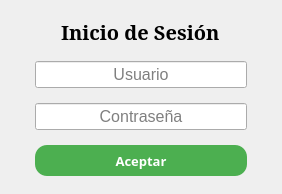
The window that App/Front/ventanasui/inicio_sesion.ui (LAngelVp/ProccessRMPG73) describes before a commit, drawn with Qt 5.
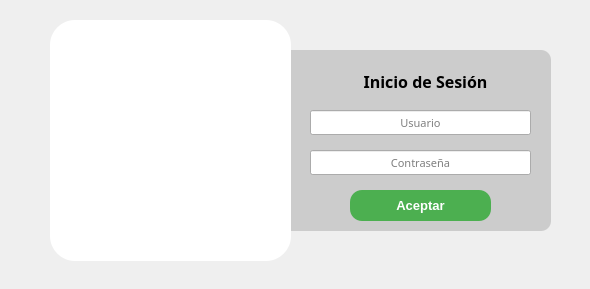
The same window after the commit. Icons and pictures are not drawn.

Commit message: Agregamos el login

Patch:
```diff
--- a/App/Front/ventanasui/inicio_sesion.ui
+++ b/App/Front/ventanasui/inicio_sesion.ui
@@ -6,21 +6,29 @@
    <rect>
     <x>0</x>
     <y>0</y>
-    <width>282</width>
-    <height>177</height>
+    <width>590</width>
+    <height>289</height>
    </rect>
   </property>
   <property name="windowTitle">
    <string>Form</string>
   </property>
   <property name="styleSheet">
-   <string notr="true">#btn_aceptar_ingreso{
+   <string notr="true">#w_login{
+	border-top-right-radius: 10px;
+	border-bottom-right-radius: 10px;
+}
+
+#btn_aceptar_ingreso{
 	background-color: rgb(76, 175, 80);
 	border-radius: 12px;
 	color: rgb(255, 255, 255);
 }
 #btn_aceptar_ingreso:hover{
 	background-color: rgb(0, 194, 12);
+}
+*[objectName *=&quot;btn_manejoventana&quot;]{
+	background-color: transparent;
 }</string>
   </property>
   <layout class="QGridLayout" name="gridLayout">
@@ -41,25 +49,43 @@
    </property>
    <item row="0" column="0">
     <widget class="QWidget" name="widget" native="true">
-     <layout class="QHBoxLayout" name="horizontalLayout">
-      <item alignment="Qt::AlignHCenter">
-       <widget class="QWidget" name="widget_2" native="true">
+     <property name="styleSheet">
+      <string notr="true"/>
+     </property>
+     <widget class="QWidget" name="w_login" native="true">
+      <property name="geometry">
+       <rect>
+        <x>290</x>
+        <y>50</y>
+        <width>261</width>
+        <height>181</height>
+       </rect>
+      </property>
         <property name="minimumSize">
          <size>
           <width>230</width>
           <height>0</height>
          </size>
         </property>
-        <layout class="QVBoxLayout" name="verticalLayout">
-         <property name="spacing">
-          <number>15</number>
-         </property>
-         <item alignment="Qt::AlignHCenter">
+      <property name="styleSheet">
+       <string notr="true">#w_login{
+	background-color: rgb(204, 204, 204);
+	box-shadow: 5px 5px 50px rgba(0, 0, 0, 20);
+}</string>
+      </property>
           <widget class="QLabel" name="label">
+       <property name="geometry">
+        <rect>
+         <x>50</x>
+         <y>20</y>
+         <width>171</width>
+         <height>23</height>
+        </rect>
+       </property>
            <property name="font">
             <font>
-             <family>MS Serif</family>
-             <pointsize>15</pointsize>
+         <family>Lucida Sans Typewriter</family>
+         <pointsize>12</pointsize>
              <weight>75</weight>
              <bold>true</bold>
             </font>
@@ -67,13 +93,23 @@
            <property name="text">
             <string>Inicio de Sesión</string>
            </property>
-          </widget>
-         </item>
-         <item>
+       <property name="alignment">
+        <set>Qt::AlignCenter</set>
+       </property>
+      </widget>
           <widget class="QLineEdit" name="txt_usuario">
+       <property name="geometry">
+        <rect>
+         <x>20</x>
+         <y>60</y>
+         <width>221</width>
+         <height>25</height>
+        </rect>
+       </property>
            <property name="font">
             <font>
-             <pointsize>12</pointsize>
+         <family>Lucida Sans</family>
+         <pointsize>8</pointsize>
             </font>
            </property>
            <property name="alignment">
@@ -83,12 +119,19 @@
             <string>Usuario</string>
            </property>
           </widget>
-         </item>
-         <item>
           <widget class="QLineEdit" name="txt_usuarioPassword">
+       <property name="geometry">
+        <rect>
+         <x>20</x>
+         <y>100</y>
+         <width>221</width>
+         <height>25</height>
+        </rect>
+       </property>
            <property name="font">
             <font>
-             <pointsize>12</pointsize>
+         <family>Lucida Sans</family>
+         <pointsize>8</pointsize>
             </font>
            </property>
            <property name="echoMode">
@@ -101,9 +144,15 @@
             <string>Contraseña</string>
            </property>
           </widget>
-         </item>
-         <item>
           <widget class="QPushButton" name="btn_aceptar_ingreso">
+       <property name="geometry">
+        <rect>
+         <x>60</x>
+         <y>140</y>
+         <width>141</width>
+         <height>31</height>
+        </rect>
+       </property>
            <property name="minimumSize">
             <size>
              <width>0</width>
@@ -112,7 +161,7 @@
            </property>
            <property name="font">
             <font>
-             <family>New York</family>
+         <family>Arial</family>
              <pointsize>10</pointsize>
              <weight>75</weight>
              <bold>true</bold>
@@ -125,12 +174,96 @@
             <string>Aceptar</string>
            </property>
           </widget>
-         </item>
-        </layout>
-       </widget>
-      </item>
-     </layout>
-    </widget>
+     </widget>
+     <widget class="QWidget" name="w_panelderecho_login" native="true">
+      <property name="geometry">
+       <rect>
+        <x>50</x>
+        <y>20</y>
+        <width>241</width>
+        <height>241</height>
+       </rect>
+      </property>
+      <property name="styleSheet">
+       <string notr="true">QWidget{
+	background-color: rgb(255, 255, 255);
+	border-radius:25px;
+}</string>
+      </property>
+      <widget class="QLabel" name="label_2">
+       <property name="geometry">
+        <rect>
+         <x>26</x>
+         <y>80</y>
+         <width>191</width>
+         <height>91</height>
+        </rect>
+       </property>
+       <property name="styleSheet">
+        <string notr="true">QLabel{
+	border-radius: 0px;
+	border-image: url(:/imgs/LOGO_KREI.png);
+		box-shadow: 5px 5px 50px rgba(0, 0, 0, 20);
+}</string>
+       </property>
+       <property name="text">
+        <string/>
+       </property>
+      </widget>
+      <widget class="QPushButton" name="btn_manejoventana_2">
+       <property name="geometry">
+        <rect>
+         <x>210</x>
+         <y>10</y>
+         <width>21</width>
+         <height>21</height>
+        </rect>
+       </property>
+       <property name="cursor">
+        <cursorShape>PointingHandCursor</cursorShape>
+       </property>
+       <property name="text">
+        <string/>
+       </property>
+       <property name="icon">
+        <iconset resource="../../LUIS_ANGEL_VALLEJO/programakw/App/Source/icons.qrc">
+         <normaloff>:/icons/Icon_Close.png</normaloff>:/icons/Icon_Close.png</iconset>
+       </property>
+       <property name="iconSize">
+        <size>
+         <width>25</width>
+         <height>25</height>
+        </size>
+       </property>
+      </widget>
+      <widget class="QPushButton" name="btn_manejoventana">
+       <property name="geometry">
+        <rect>
+         <x>187</x>
+         <y>10</y>
+         <width>21</width>
+         <height>21</height>
+        </rect>
+       </property>
+       <property name="cursor">
+        <cursorShape>PointingHandCursor</cursorShape>
+       </property>
+       <property name="text">
+        <string/>
+       </property>
+       <property name="icon">
+        <iconset resource="../../LUIS_ANGEL_VALLEJO/programakw/App/Source/icons.qrc">
+         <normaloff>:/icons/Icon_Minimize.png</normaloff>:/icons/Icon_Minimize.png</iconset>
+       </property>
+       <property name="iconSize">
+        <size>
+         <width>25</width>
+         <height>25</height>
+        </size>
+       </property>
+      </widget>
+     </widget>
+    </widget>
    </item>
   </layout>
  </widget>
```
Left out of the diff: 5 changed lines with no effect on the pictures. Lines whose indentation alone changed are shown as unchanged.
